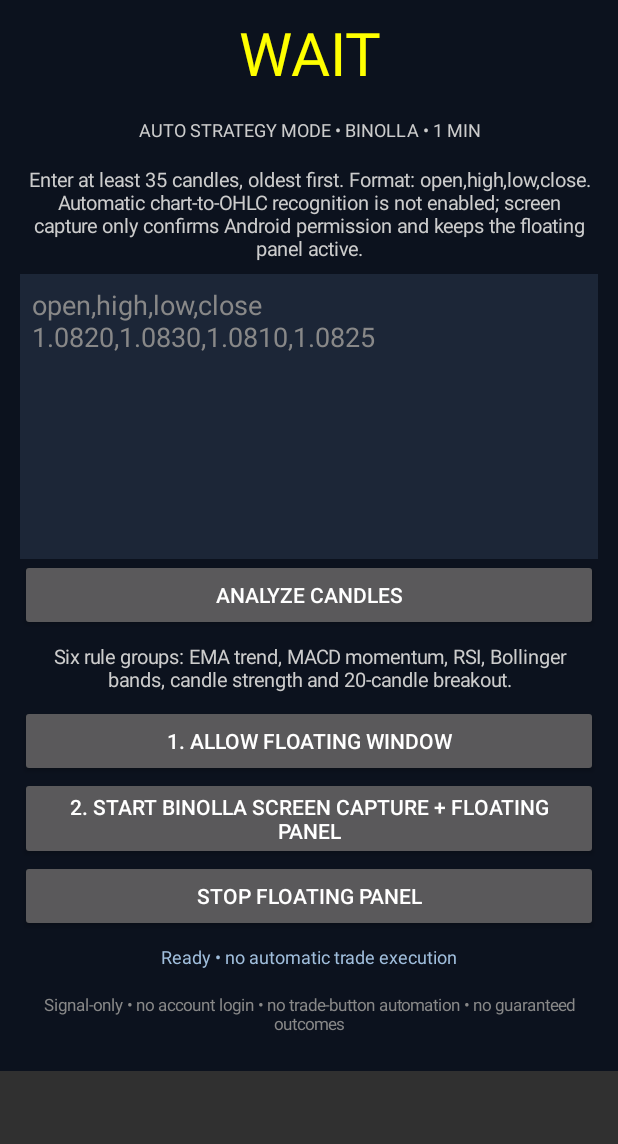
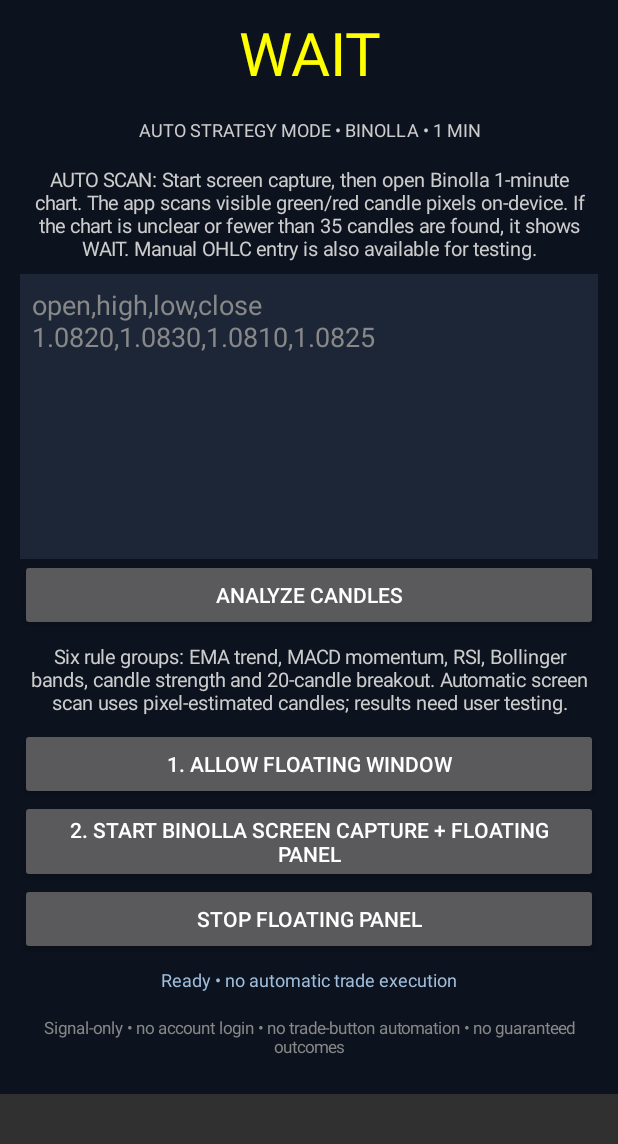
Before and after one commit to twork0599-bot/Farhan-Trading-Engine, an Android app: the screen it shows after launch (MainActivity), on a phone screen of 412 x 824 dp, the part 92-1236 px from its top. Run offline under Robolectric (Android 15) with nearby library versions, the phone set to English and light mode, and no system bars.

Commit message:
Update app instructions for automatic chart scanning

```diff
--- a/app/src/main/java/com/farhan/tradingengine/MainActivity.java
+++ b/app/src/main/java/com/farhan/tradingengine/MainActivity.java
@@ -24,10 +24,10 @@ public class MainActivity extends Activity {
         root.addView(label("FARHAN TRADING ENGINE",22,Color.WHITE));
         signal=label("WAIT",40,Color.YELLOW);root.addView(signal);
         root.addView(label("AUTO STRATEGY MODE • BINOLLA • 1 MIN",12,Color.LTGRAY));
-        root.addView(label("Enter at least 35 candles, oldest first. Format: open,high,low,close. Automatic chart-to-OHLC recognition is not enabled; screen capture only confirms Android permission and keeps the floating panel active.",13,Color.LTGRAY));
+        root.addView(label("AUTO SCAN: Start screen capture, then open Binolla 1-minute chart. The app scans visible green/red candle pixels on-device. If the chart is unclear or fewer than 35 candles are found, it shows WAIT. Manual OHLC entry is also available for testing.",13,Color.LTGRAY));
         candles=new EditText(this);candles.setHint("open,high,low,close\n1.0820,1.0830,1.0810,1.0825");candles.setTextColor(Color.WHITE);candles.setHintTextColor(Color.GRAY);candles.setGravity(Gravity.TOP|Gravity.START);candles.setMinLines(8);candles.setInputType(InputType.TYPE_CLASS_TEXT|InputType.TYPE_TEXT_FLAG_MULTI_LINE|InputType.TYPE_TEXT_FLAG_NO_SUGGESTIONS);candles.setPadding(12,12,12,12);candles.setBackgroundColor(Color.rgb(28,38,55));root.addView(candles);
         root.addView(button("ANALYZE CANDLES",this::runAnalysis));
-        details=label("Six rule groups: EMA trend, MACD momentum, RSI, Bollinger bands, candle strength and 20-candle breakout.",13,Color.LTGRAY);root.addView(details);
+        details=label("Six rule groups: EMA trend, MACD momentum, RSI, Bollinger bands, candle strength and 20-candle breakout. Automatic screen scan uses pixel-estimated candles; results need user testing.",13,Color.LTGRAY);root.addView(details);
         root.addView(button("1. ALLOW FLOATING WINDOW",()->{Intent i=new Intent(Settings.ACTION_MANAGE_OVERLAY_PERMISSION,Uri.parse("package:"+getPackageName()));startActivity(i);}));
         root.addView(button("2. START BINOLLA SCREEN CAPTURE + FLOATING PANEL",this::requestCapture));
         root.addView(button("STOP FLOATING PANEL",()->stopService(new Intent(this,CaptureOverlayService.class).setAction(CaptureOverlayService.ACTION_STOP))));
@@ -44,7 +44,7 @@ public class MainActivity extends Activity {
         if(request==CAPTURE_REQUEST&&result==RESULT_OK&&data!=null){
             Intent s=new Intent(this,CaptureOverlayService.class);s.setAction(CaptureOverlayService.ACTION_START);s.putExtra(CaptureOverlayService.EXTRA_RESULT,result);s.putExtra(CaptureOverlayService.EXTRA_DATA,data);
             if(android.os.Build.VERSION.SDK_INT>=26)startForegroundService(s);else startService(s);
-            status.setText("Screen capture session started. Chart candles are not yet extracted automatically.");
+            status.setText("Screen capture started. Open Binolla and keep its 1-minute chart visible; on-device scan is active.");
         }else if(request==CAPTURE_REQUEST)status.setText("Screen capture permission was not granted.");
     }
     private void runAnalysis(){
```
